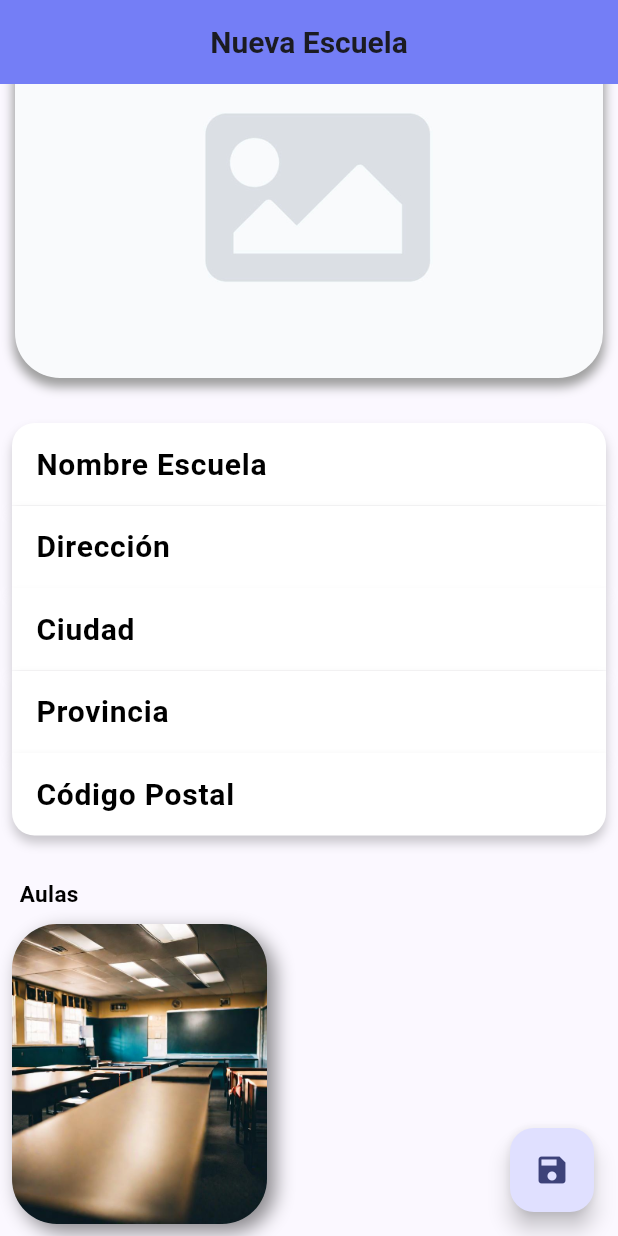
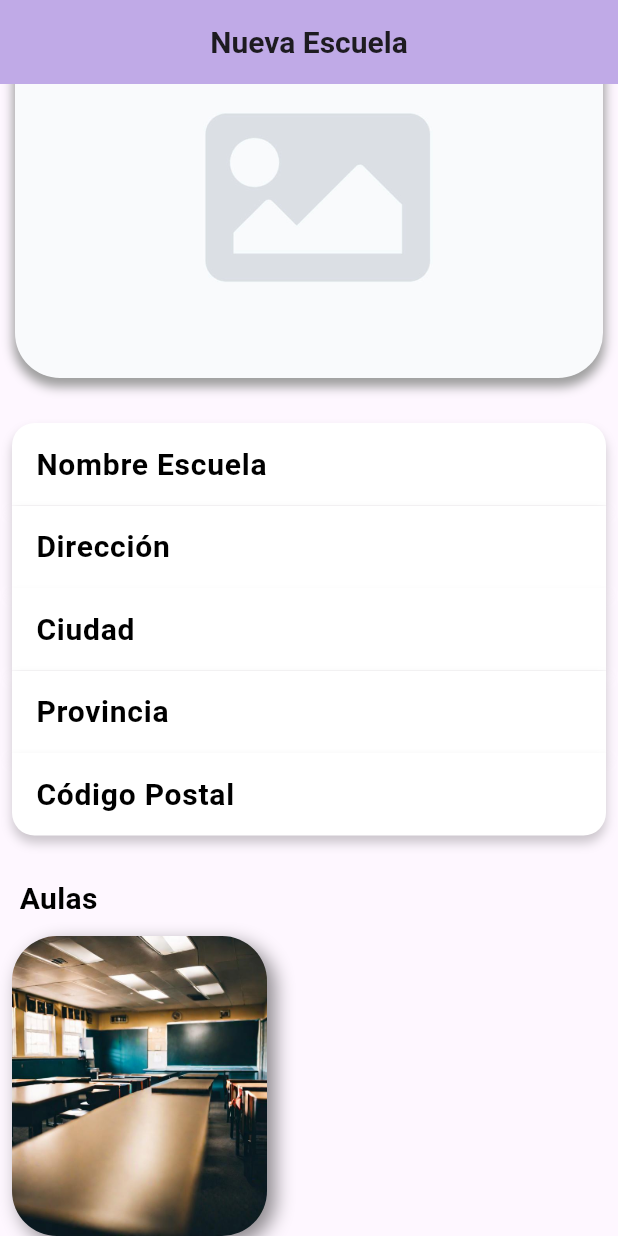
Before and after one commit to alexloayza21/tfg_app_classbooker, a Flutter app: the screen it shows after launch, scrolled down 105 dp, on a phone screen of 412 x 824 dp. Run offline on Flutter 3.47's test engine with Material 2 defaults, Android fonts, the phone set to English and light mode, and no system bars; our stand-ins replace dio, flutter_dotenv, flutter_riverpod, go_router, google_fonts, image_picker and 1 more; project files that could hold a hidden picture were left out.

Commit message:
escuela y aula screen y provider

```diff
--- a/lib/config/router/app_router.dart
+++ b/lib/config/router/app_router.dart
@@ -2,7 +2,7 @@ import 'package:go_router/go_router.dart';
 import 'package:tfg_app/features/auth/presentation/admin/screens/screens.dart';
 import 'package:tfg_app/features/reservas/presentation/screens/screens.dart';
 final appRouter = GoRouter(
-  initialLocation: '/CreateUpadteEscuela/new',
+  initialLocation: '/escuela/new',
   routes: [
 
     GoRoute(
@@ -26,13 +26,13 @@ final appRouter = GoRouter(
     ),
 
     GoRoute(
-      path: '/CreateUpadteEscuela/:idEscuela',
-      builder: (context, state) => CreateUpdateEscuelaScreen(escuelaId: state.pathParameters['idEscuela'] ?? ''),
+      path: '/escuela/:idEscuela',
+      builder: (context, state) => EscuelaScreen(escuelaId: state.pathParameters['idEscuela'] ?? ''),
     ),
 
     GoRoute(
-      path: '/newAula/:idAula',
-      builder: (context, state) => NewAulaScreen(idAula: state.pathParameters['idAula'] ?? ''),
+      path: '/aula/:idAula',
+      builder: (context, state) => AulaScreen(idAula: state.pathParameters['idAula'] ?? ''),
     )
 
   ]
--- a/lib/config/theme/app_theme.dart
+++ b/lib/config/theme/app_theme.dart
@@ -1,9 +1,9 @@
 import 'package:flutter/material.dart';
 import 'package:google_fonts/google_fonts.dart';
 
-const colorSeed = Color(0xff0017FF); //*0xff es el # de rgb
+class AppTheme {
 
-class AppTheme {
+  final colorSeed = const Color.fromARGB(255, 138, 99, 221); //*0xff es el # de rgb
 
   ThemeData getTheme() => ThemeData(
     //* general
@@ -11,7 +11,7 @@ class AppTheme {
     colorSchemeSeed: colorSeed,
 
     appBarTheme: AppBarTheme(
-      backgroundColor: colorSeed.withAlpha(135)
+      backgroundColor: colorSeed.withAlpha(120)
     ),
 
     //* texts
--- a/lib/features/auth/presentation/admin/screens/createUpdateEscuela_screen.dart
+++ b/lib/features/auth/presentation/admin/screens/escuela_screen.dart
@@ -3,14 +3,15 @@ import 'dart:io';
 import 'package:dio/dio.dart';
 import 'package:flutter/material.dart';
 import 'package:flutter_riverpod/flutter_riverpod.dart';
+import 'package:google_fonts/google_fonts.dart';
 import 'package:image_picker/image_picker.dart';
 import 'package:lottie/lottie.dart';
-import 'package:tfg_app/features/auth/presentation/providers/escuelaProvider.dart';
+import 'package:tfg_app/features/auth/presentation/providers/escuela_provider.dart';
 import 'package:tfg_app/features/auth/presentation/widgets/widgets.dart';
 import 'package:tfg_app/features/reservas/domain/domain.dart';
 
-class CreateUpdateEscuelaScreen extends ConsumerWidget {
-  const CreateUpdateEscuelaScreen({super.key, required this.escuelaId});
+class EscuelaScreen extends ConsumerWidget {
+  const EscuelaScreen({super.key, required this.escuelaId});
 
   final String escuelaId;
 
@@ -25,18 +26,12 @@ class CreateUpdateEscuelaScreen extends ConsumerWidget {
         title: const Text('Nueva Escuela'),
         centerTitle: true,
       ),
-      body: _NewEscuelaView(escuela: escuela!,),
-      floatingActionButton: FloatingActionButton(
-        onPressed: () {
-
-        },
-        child: const Icon(Icons.save),
-      ),
+      body: _NewEscuelaView(escuela: escuela!)
     );
   }
 }
 
-class _NewEscuelaView extends StatefulWidget {
+class _NewEscuelaView extends ConsumerStatefulWidget {
   const _NewEscuelaView({
     required this.escuela,
   });
@@ -44,10 +39,10 @@ class _NewEscuelaView extends StatefulWidget {
   final Escuela escuela;
 
   @override
-  State<_NewEscuelaView> createState() => _NewEscuelaViewState();
+  _NewEscuelaViewState createState() => _NewEscuelaViewState();
 }
 
-class _NewEscuelaViewState extends State<_NewEscuelaView> with TickerProviderStateMixin{
+class _NewEscuelaViewState extends ConsumerState<_NewEscuelaView> with TickerProviderStateMixin{
   late AnimationController _controller;
 
   @override
@@ -90,6 +85,7 @@ class _NewEscuelaViewState extends State<_NewEscuelaView> with TickerProviderSta
 
   @override
   Widget build(BuildContext context) {
+
     return SingleChildScrollView(
       child: Column(
         children: [
@@ -102,7 +98,7 @@ class _NewEscuelaViewState extends State<_NewEscuelaView> with TickerProviderSta
             height: (_image == null) ? 250 : 100,
             width: double.infinity,
             margin: const EdgeInsets.symmetric(vertical: 30, horizontal: 10),
-            decoration: widget.escuela.imagen.isEmpty ? BoxDecoration(
+            decoration: widget.escuela.imagen!.isEmpty ? BoxDecoration(
               borderRadius: BorderRadius.circular(30),
               image: (_image != null) ? null : const DecorationImage(
                 fit: BoxFit.cover,
@@ -119,7 +115,7 @@ class _NewEscuelaViewState extends State<_NewEscuelaView> with TickerProviderSta
               borderRadius: BorderRadius.circular(30),
               image: (_image != null) ? null : DecorationImage(
                 fit: BoxFit.cover,
-                image: NetworkImage(widget.escuela.imagen)
+                image: NetworkImage(widget.escuela.imagen!)
               ),
               boxShadow: [
                 BoxShadow(
@@ -176,9 +172,8 @@ class _NewEscuelaViewState extends State<_NewEscuelaView> with TickerProviderSta
                   children: [
                     const Padding(
                       padding: EdgeInsets.only(top: 20, bottom: 10, left: 5),
-                      child: Text('Aulas'),
+                      child: Text('Aulas', style: TextStyle(fontSize: 20),),
                     ),
-
                     AulasListView(aulas: widget.escuela.aulas!,)
                   ],
                 ),
@@ -186,6 +181,32 @@ class _NewEscuelaViewState extends State<_NewEscuelaView> with TickerProviderSta
             ),
           ),
 
+          Padding(
+            padding: const EdgeInsets.all(30.0),
+            child: Row(
+              mainAxisAlignment: MainAxisAlignment.spaceBetween,
+              children: [
+
+                TextButton(
+                  onPressed: () {
+
+                  },
+                  child: Text('Cancelar', style: GoogleFonts.montserratAlternates()
+                  .copyWith( color: Colors.red, fontSize: 20, fontWeight: FontWeight.bold ),)
+                  ),
+
+                TextButton(
+                  onPressed: () {
+
+                  },
+                  child: Text('Guardar', style: GoogleFonts.montserratAlternates()
+                  .copyWith( color: Colors.green, fontSize: 20, fontWeight: FontWeight.bold ),)
+                )
+
+              ],
+            ),
+          )
+
         ],
       ),
     );
--- a/lib/features/auth/presentation/admin/screens/screens.dart
+++ b/lib/features/auth/presentation/admin/screens/screens.dart
@@ -1,4 +1,4 @@
 export './admin_screen.dart';
 export './reservas_admin_screen.dart';
-export './createUpdateEscuela_screen.dart';
-export './newAula_screen.dart';
+export 'escuela_screen.dart';
+export 'aula_screen.dart';
--- a/lib/features/auth/presentation/providers/escuelaProvider.dart
+++ b/lib/features/auth/presentation/providers/escuela_provider.dart
@@ -16,7 +16,7 @@ class EscuelaNotifier extends StateNotifier<EscuelaState> {
     required this.escuelasRepository,
     required String escuelaId
   }) : super(EscuelaState(id: escuelaId)){
-    loadEscuelas();
+    loadEscuela();
   }
 
 
@@ -33,7 +33,7 @@ class EscuelaNotifier extends StateNotifier<EscuelaState> {
     );
   }
 
-  Future<void> loadEscuelas() async{
+  Future<void> loadEscuela() async{
 
     if (state.id == 'new') {
       state = state.copyWith(
--- a/lib/features/auth/presentation/widgets/aulas_listview.dart
+++ b/lib/features/auth/presentation/widgets/aulas_listview.dart
@@ -31,9 +31,11 @@ class AulasListView extends StatelessWidget {
         ),
         onTap: () {
           if (aulas.isEmpty) {
-            context.push('/newAula/new');
+            context.push('/aula/new');
           }else{
-            context.push('/');
+            for (var i = 0; i < aulas.length; i++) {
+              context.push('/aula/${aulas[i].idAula}');
+            }
           }
         }
       )
--- a/lib/features/reservas/domain/datasource/escuelas_datasource.dart
+++ b/lib/features/reservas/domain/datasource/escuelas_datasource.dart
@@ -3,6 +3,7 @@ import 'package:tfg_app/features/reservas/domain/domain.dart';
 abstract class EscuelasDatasource {
   Future<List<Escuela>> getAllEscuelas();
   Future<Escuela> getEscuelaById(String id);
+  Future<Escuela> postEscuela(Escuela newEscuela);
   Future<List<Aula>> getAulasByIdEscuela(String idEscuela);
   Future<Aula> getAulaById(String idAula);
   Future<List<Reserva>> getReservasByDate(String date);
--- a/lib/features/reservas/domain/entities/aula.dart
+++ b/lib/features/reservas/domain/entities/aula.dart
@@ -4,12 +4,16 @@ class Aula {
     final String idAula;
     final String nombreAula;
     final String idEscuela;
+    final String horaEntrada;
+    final String horaSalida;
     final List<Asiento>? asientos;
 
     Aula({
         required this.idAula,
         required this.nombreAula,
         required this.idEscuela,
+        required this.horaEntrada,
+        required this.horaSalida,
         this.asientos = const[],
     });
 
@@ -17,6 +21,8 @@ class Aula {
         idAula: json["_id"],
         nombreAula: json["nombreAula"],
         idEscuela: json["idEscuela"],
+        horaEntrada: json["hora_entrada"],
+        horaSalida: json["hora_salida"],
         asientos: List<Asiento>.from(json["asientos"].map((x) => Asiento.fromJson(x))),
     );
 
@@ -24,6 +30,8 @@ class Aula {
         "idAula": idAula,
         "nombreAula": nombreAula,
         "idEscuela": idEscuela,
+        "hora_entrada": horaEntrada,
+        "hora_salida": horaSalida,
         "asientos": List<dynamic>.from(asientos!.map((x) => x.toJson())),
     };
 }
--- a/lib/features/reservas/domain/entities/escuela.dart
+++ b/lib/features/reservas/domain/entities/escuela.dart
@@ -1,23 +1,23 @@
 import 'package:tfg_app/features/reservas/domain/domain.dart';
 
 class Escuela {
-    final String idEscuela;
+    final String? idEscuela;
     final String nombreEscuela;
     final String direccion;
     final String ciudad;
     final String codigoPostal;
     final String provincia;
-    final String imagen;
+    final String? imagen;
     final List<Aula>? aulas;
 
     Escuela({
-        required this.idEscuela,
+        this.idEscuela,
         required this.nombreEscuela,
         required this.direccion,
         required this.ciudad,
         required this.codigoPostal,
         required this.provincia,
-        required this.imagen,
+        this.imagen,
         this.aulas = const [],
     });
 
@@ -38,7 +38,7 @@ class Escuela {
         "ciudad": ciudad,
         "codigo_postal": codigoPostal,
         "provincia": provincia,
-        "imagen": imagen,
+        "imagen": imagen ?? '',
         "aulas": List<dynamic>.from(aulas!.map((x) => x.toJson())),
     };
 }
--- a/lib/features/reservas/domain/repositories/escuelas_repository.dart
+++ b/lib/features/reservas/domain/repositories/escuelas_repository.dart
@@ -3,6 +3,7 @@ import 'package:tfg_app/features/reservas/domain/domain.dart';
 abstract class EscuelasRepository {
   Future<List<Escuela>> getAllEscuelas();
   Future<Escuela> getEscuelaById(String id);
+  Future<Escuela> postEscuela(Escuela newEscuela);
   Future<List<Aula>> getAulasByIdEscuela(String idEscuela);
   Future<Aula> getAulaById(String idAula);
   Future<List<Reserva>> getReservasByDate(String date);
--- a/lib/features/reservas/infrastructure/repositories/escuelas_repository_impl.dart
+++ b/lib/features/reservas/infrastructure/repositories/escuelas_repository_impl.dart
@@ -40,4 +40,9 @@ class EscuelasRepositoryImpl extends EscuelasRepository {
     return datasource.getEscuelaById(id);
   }
 
+  @override
+  Future<Escuela> postEscuela(Escuela newEscuela) {
+    return datasource.postEscuela(newEscuela);
+  }
+
 }
--- a/lib/features/reservas/presentation/widgets/escuela_card.dart
+++ b/lib/features/reservas/presentation/widgets/escuela_card.dart
@@ -35,7 +35,7 @@ class _EscuelaCardView extends StatelessWidget {
         image: DecorationImage(
           colorFilter: const ColorFilter.mode(Colors.black45, BlendMode.hardLight),
           fit: BoxFit.cover,
-          image: NetworkImage(escuela.imagen)),
+          image: NetworkImage(escuela.imagen!)),
           boxShadow: [
             BoxShadow(
               color: Colors.grey.withOpacity(1),
```
Also changed, not shown: lib/features/auth/presentation/admin/screens/aula_screen.dart (added, +273 -0 lines), lib/features/auth/presentation/admin/screens/newAula_screen.dart (deleted, +0 -176 lines), lib/features/auth/presentation/providers/aula_provider.dart (added, +78 -0 lines), lib/features/reservas/infrastructure/datasources/escuelas_datasource_impl.dart (+11 -0 lines), 1 other file.
